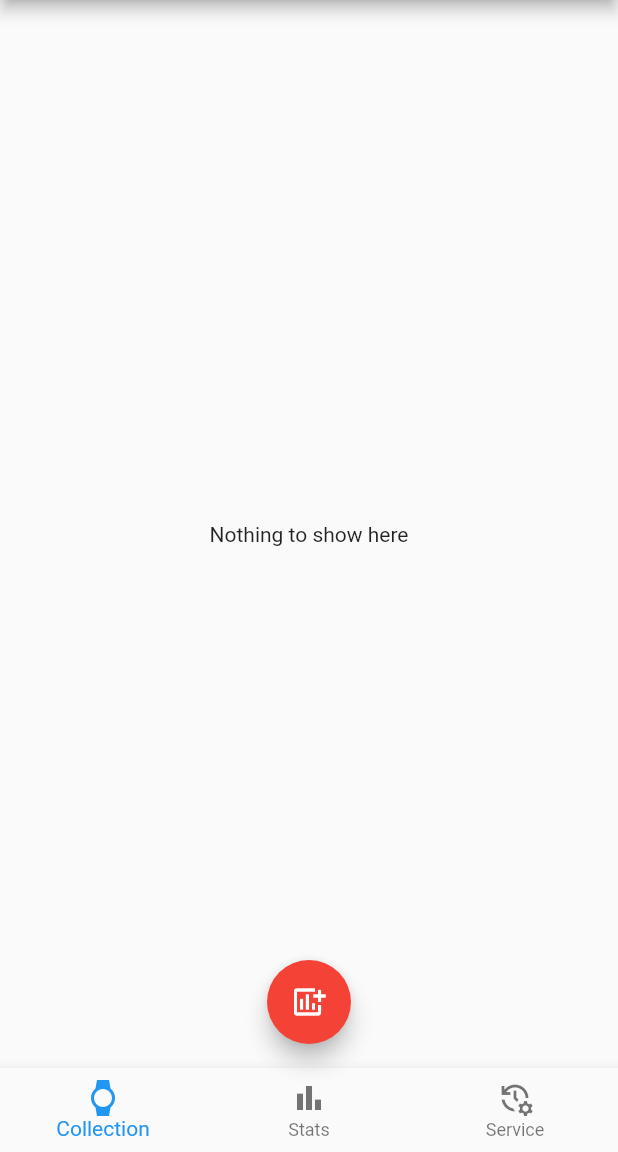
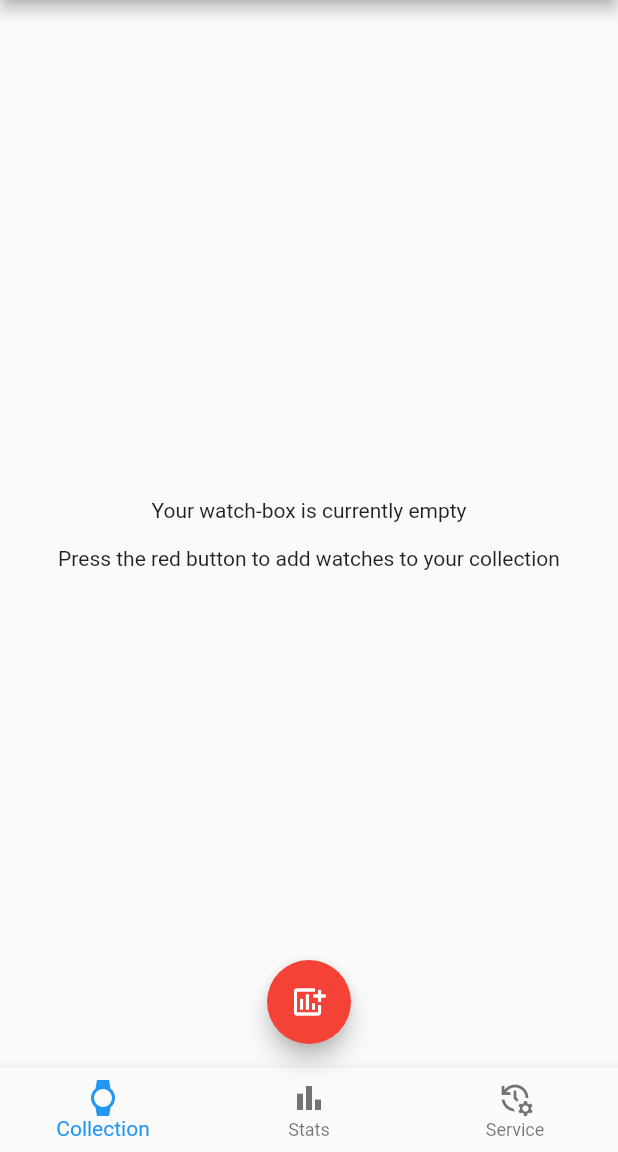
Before and after one commit to Stif-UK/WristCheck, a Flutter app: the screen it shows after launch, on a phone screen of 412 x 824 dp, the part 84-1236 px from its top. Run offline on Flutter 3.47's test engine with Material 2 defaults, Android fonts, the phone set to English and light mode, and no system bars; our stand-ins replace get.

Commit message:
updated copy on placeholder pages

```diff
--- a/lib/ui/ServicingWidget.dart
+++ b/lib/ui/ServicingWidget.dart
@@ -12,7 +12,12 @@ class _ServicingWidgetState extends State<ServicingWidget> {
   Widget build(BuildContext context) {
     return Container(
       alignment: Alignment.center,
-      child: Text("Servicing!"),
-    );
+      child:
+          Text("No Service schedules identified. \n\nEdit your watch info to track service timelines and last-serviced dates.",
+          textAlign: TextAlign.center,),
+      );
+
+
+
   }
 }
--- a/lib/ui/StatsWidget.dart
+++ b/lib/ui/StatsWidget.dart
@@ -12,7 +12,7 @@ class _StatsWidgetState extends State<StatsWidget> {
   Widget build(BuildContext context) {
     return Container(
         alignment: Alignment.center,
-        child: Text("Stats show here"),
+        child: Text("Nothing to show yet!\n\nTrack wearing your watches to display graphs.", textAlign: TextAlign.center,),
     );
   }
 }
--- a/lib/ui/WatchBoxWidget.dart
+++ b/lib/ui/WatchBoxWidget.dart
@@ -13,7 +13,8 @@ class _WatchBoxWidgetState extends State<WatchBoxWidget> {
   Widget build(BuildContext context) {
     return Container(
       alignment: Alignment.center,
-      child: Text("Nothing to show here"),
+      child: Text("Your watch-box is currently empty\n\nPress the red button to add watches to your collection",
+      textAlign: TextAlign.center,),
     );
   }
 
```
